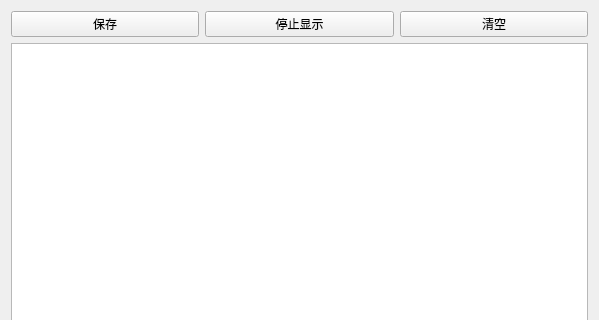
First picture: the form in DC_3/framedisplay.ui, repository kingsun998/Qt, before the edit; both pictures show x 0 to 599 and y 0 to 320 of the 599 by 458 pixel window.
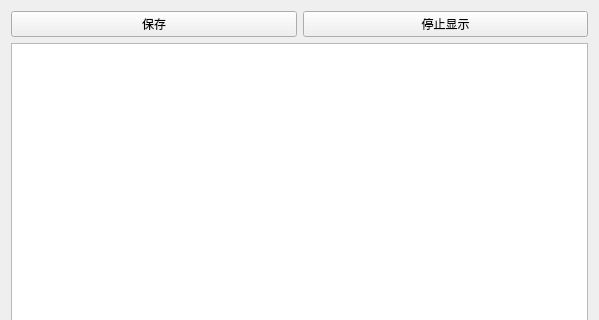
Second picture: the form after the edit.

Diff of the .ui file:
```diff
--- a/DC_3/framedisplay.ui
+++ b/DC_3/framedisplay.ui
@@ -30,13 +30,6 @@
        </property>
       </widget>
      </item>
-     <item>
-      <widget class="QPushButton" name="pushButton_3">
-       <property name="text">
-        <string>清空</string>
-       </property>
-      </widget>
-     </item>
     </layout>
    </item>
    <item>
```
